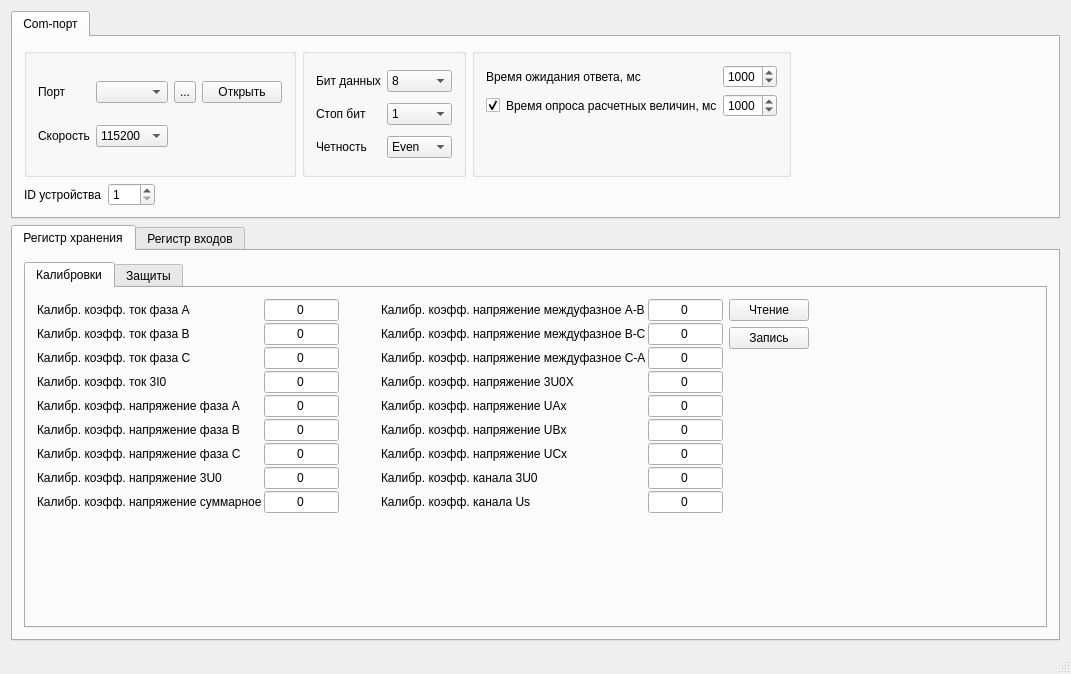
Above: configuratorwindow.ui from vlarry/configurator before the change. Below: the same form after it.
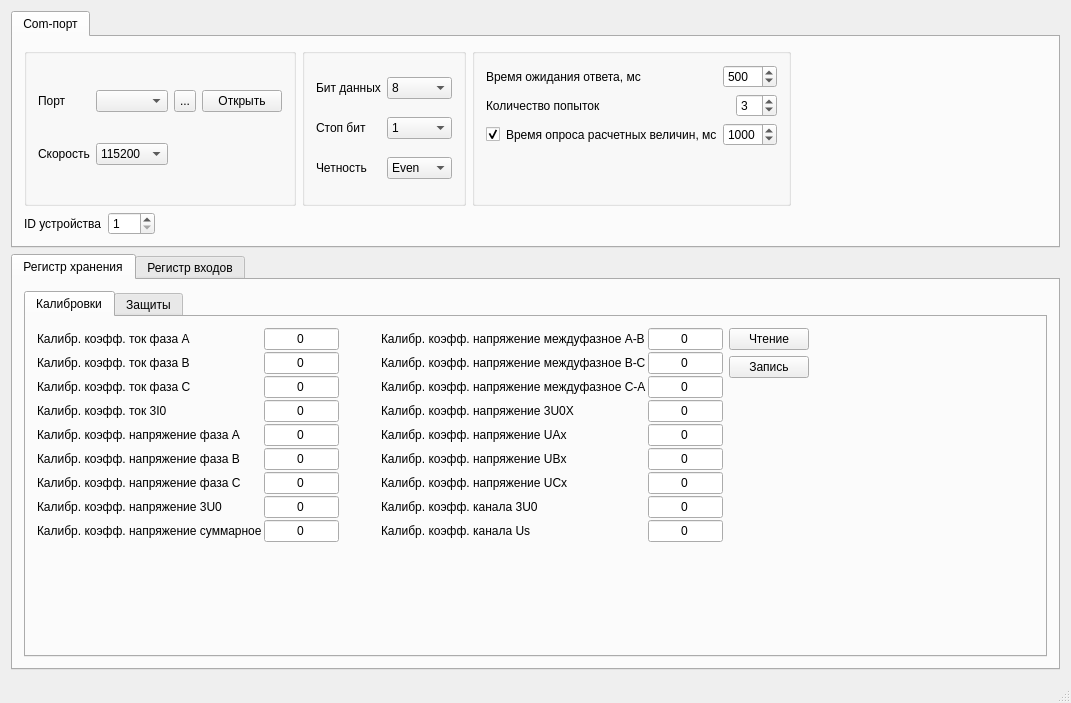
That is the form after the change. The open tabs and pages were chosen to show the change. Icons and pictures are not drawn.

```diff
--- a/configuratorwindow.ui
+++ b/configuratorwindow.ui
@@ -7,7 +7,7 @@
     <x>0</x>
     <y>0</y>
     <width>1071</width>
-    <height>630</height>
+    <height>656</height>
    </rect>
   </property>
   <property name="windowTitle">
@@ -389,14 +389,17 @@
                   <string>Ожидание ответа от устройства</string>
                  </property>
                  <property name="minimum">
-                  <number>50</number>
+                  <number>100</number>
                  </property>
                  <property name="maximum">
-                  <number>5000</number>
-                 </property>
-                 <property name="value">
                   <number>1000</number>
                  </property>
+                 <property name="singleStep">
+                  <number>100</number>
+                 </property>
+                 <property name="value">
+                  <number>500</number>
+                 </property>
                 </widget>
                </item>
                <item row="0" column="1">
@@ -414,6 +417,55 @@
                </item>
               </layout>
              </item>
+             <item>
+              <layout class="QGridLayout" name="gridLayout_7">
+               <item row="0" column="0">
+                <widget class="QLabel" name="lblTextNumRepeat">
+                 <property name="text">
+                  <string>Количество попыток</string>
+                 </property>
+                 <property name="scaledContents">
+                  <bool>true</bool>
+                 </property>
+                </widget>
+               </item>
+               <item row="0" column="2">
+                <widget class="QSpinBox" name="sboxNumRepeat">
+                 <property name="maximumSize">
+                  <size>
+                   <width>75</width>
+                   <height>75</height>
+                  </size>
+                 </property>
+                 <property name="toolTip">
+                  <string>Ожидание ответа от устройства</string>
+                 </property>
+                 <property name="minimum">
+                  <number>1</number>
+                 </property>
+                 <property name="maximum">
+                  <number>20</number>
+                 </property>
+                 <property name="value">
+                  <number>3</number>
+                 </property>
+                </widget>
+               </item>
+               <item row="0" column="1">
+                <spacer name="horizontalSpacer_12">
+                 <property name="orientation">
+                  <enum>Qt::Horizontal</enum>
+                 </property>
+                 <property name="sizeHint" stdset="0">
+                  <size>
+                   <width>40</width>
+                   <height>20</height>
+                  </size>
+                 </property>
+                </spacer>
+               </item>
+              </layout>
+             </item>
              <item>
               <layout class="QGridLayout" name="gridLayout_5">
                <item row="0" column="2">
```
Left out of the diff: 4 changed lines with no effect on the pictures.
